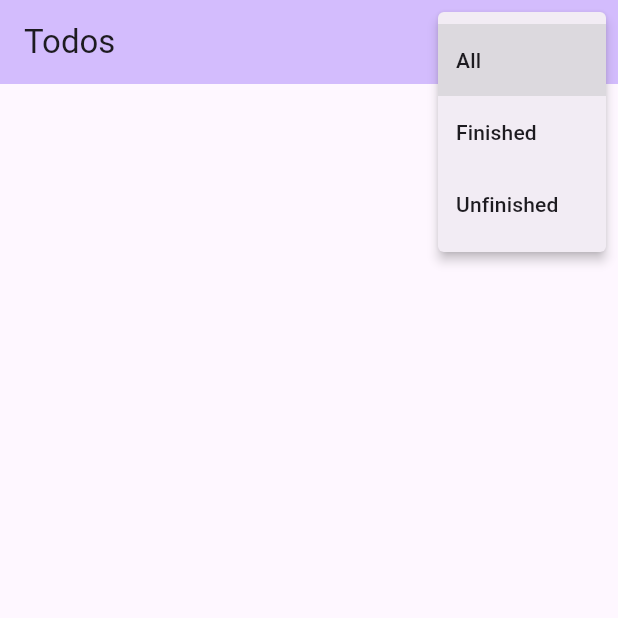
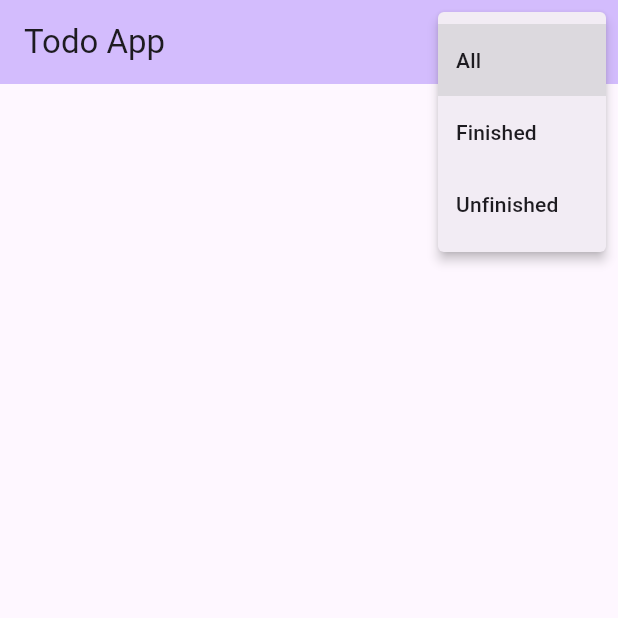
Before and after one commit to raj6404/todos, a Flutter app: the screen it shows after launch, after a tap on the "filter list" icon, on a phone screen of 412 x 824 dp, the top half of it. Run offline on Flutter 3.47's test engine with Material 3 defaults, Android fonts, the phone set to English and light mode, and no system bars; network calls fail.

Commit message:
Added splash screen

```diff
--- a/lib/main.dart
+++ b/lib/main.dart
@@ -1,4 +1,5 @@
 import 'package:dummy_sources/Todos/todoList.dart';
+import 'package:dummy_sources/splashScreen.dart';
 import 'package:flutter/material.dart';
 
 void main() {
@@ -16,7 +17,7 @@ class Todos extends StatelessWidget {
         colorScheme: ColorScheme.fromSeed(seedColor: Colors.deepPurple),
         useMaterial3: true,
       ),
-      home: const TodoList(title: 'Todos'),
+      home: const SplashScreen(),
       debugShowCheckedModeBanner: false,
     );
   }
--- /dev/null
+++ b/lib/splashScreen.dart
@@ -0,0 +1,64 @@
+import 'package:dummy_sources/Todos/todoList.dart';
+import 'package:flutter/material.dart';
+
+class SplashScreen extends StatelessWidget {
+  const SplashScreen({super.key});
+
+  @override
+  Widget build(BuildContext context) {
+    Future.delayed(const Duration(seconds: 3), () {
+      if (context.mounted) {
+        Navigator.pushReplacement(
+          context,
+          MaterialPageRoute(builder: (context) => const TodoList(title: 'Todo App')),
+        );
+      }
+    });
+
+    return Scaffold(
+      backgroundColor: Colors.blueAccent, // Splash screen background color
+      body: Center(
+        child: Column(
+          mainAxisAlignment: MainAxisAlignment.center,
+          crossAxisAlignment: CrossAxisAlignment.center,
+          children: <Widget>[
+            // Logo or Image at the top
+            ClipRRect(
+              borderRadius: BorderRadius.circular(15),
+              child: Image.asset(
+                'assets/images/download.jpeg',
+                width: 150, // Set a specific width for the image
+                height: 150, // Set a specific height for the image
+                fit: BoxFit.cover,
+              ),
+            ),
+            const SizedBox(height: 30),
+            // App Name Text or Tagline
+            Text(
+              'Todo App',
+              style: const TextStyle(
+                fontSize: 32,
+                fontWeight: FontWeight.bold,
+                color: Colors.white,
+              ),
+            ),
+            const SizedBox(height: 10),
+            // Loading indicator with a message
+            const CircularProgressIndicator(
+              valueColor: AlwaysStoppedAnimation<Color>(Colors.white),
+            ),
+            const SizedBox(height: 20),
+            const Text(
+              'Loading...',
+              style: TextStyle(
+                fontSize: 18,
+                color: Colors.white,
+                fontStyle: FontStyle.italic,
+              ),
+            ),
+          ],
+        ),
+      ),
+    );
+  }
+}
--- a/pubspec.yaml
+++ b/pubspec.yaml
@@ -60,8 +60,8 @@ flutter:
   uses-material-design: true
 
   # To add assets to your application, add an assets section, like this:
-  # assets:
-  #   - images/a_dot_burr.jpeg
+  assets:
+    - assets/images/download.jpeg
   #   - images/a_dot_ham.jpeg
 
   # An image asset can refer to one or more resolution-specific "variants", see
```
Also changed, not shown: lib/Todos/todoList.dart (+31 -4 lines), assets/images/download.jpeg (added).
